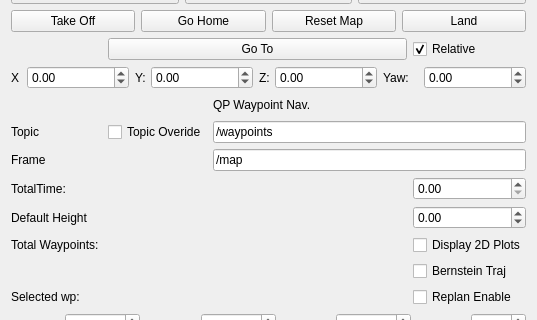
arplaboratory/waypoint_navigation_plugin, file waypoint_navigation_plugin/ui/WaypointNavigation.ui: the form before one commit; both pictures show x 0 to 537 and y 85 to 405 of the 537 by 754 pixel window.
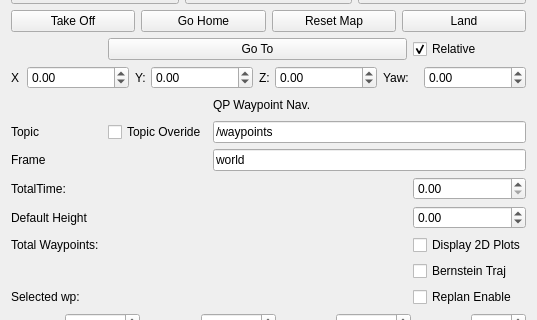
The form after the commit.

Commit message: cleaning rviz force everything to world

Patch:
```diff
--- a/waypoint_navigation_plugin/ui/WaypointNavigation.ui
+++ b/waypoint_navigation_plugin/ui/WaypointNavigation.ui
@@ -302,7 +302,7 @@
    <item row="11" column="2" colspan="3">
     <widget class="QLineEdit" name="frame_line_edit">
      <property name="text">
-      <string>/map</string>
+      <string>world</string>
      </property>
     </widget>
    </item>
```
The commit also changes 2 other files.
